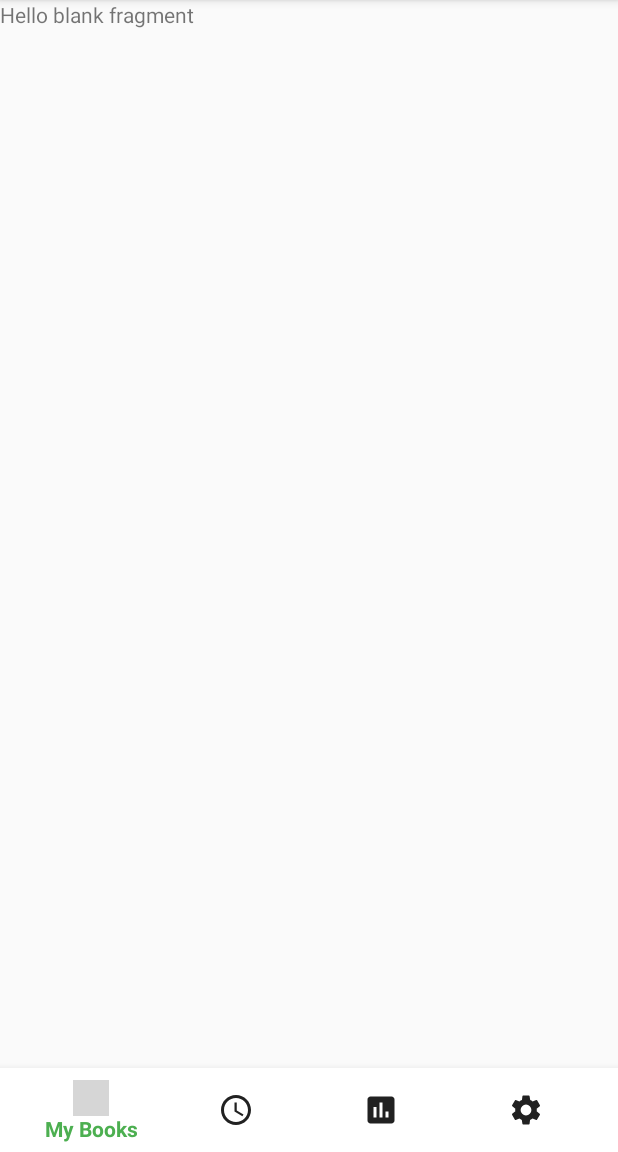
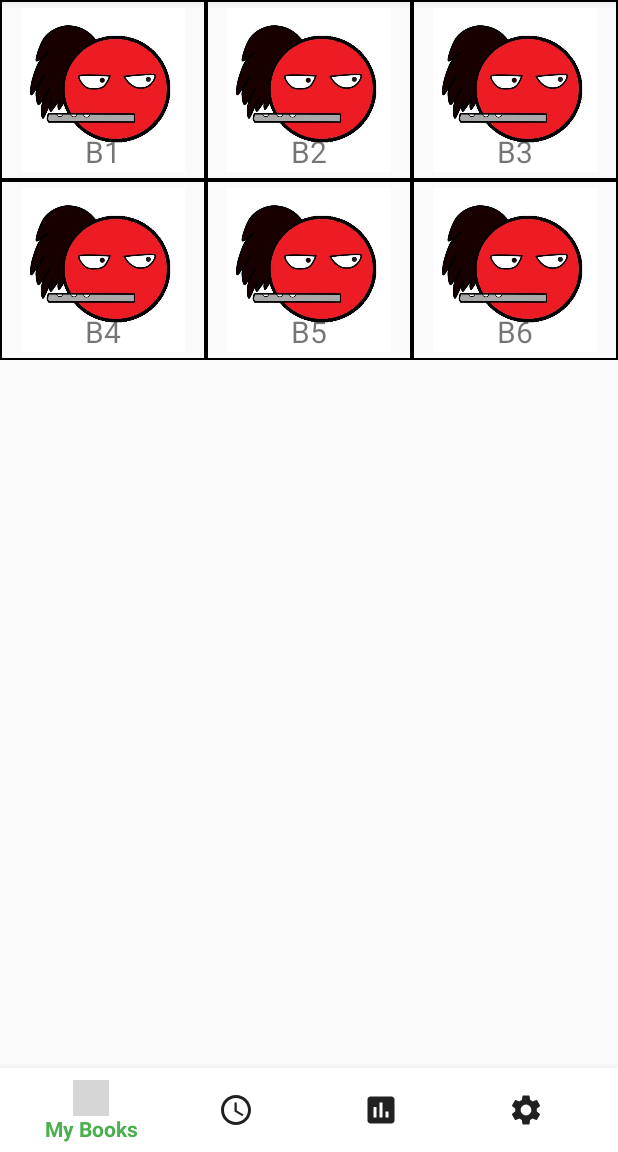
Before and after one commit to thangdepzai/BookM, an Android app: the screen it shows after launch (MainActivity), on a phone screen of 412 x 824 dp, the part 84-1236 px from its top. Run offline under Robolectric (Android 15) with nearby library versions, the phone set to English and light mode, and no system bars; grey boxes are pictures that could not be loaded.

Commit message:
add recycle view

```diff
--- /dev/null
+++ b/app/src/main/java/com/samsung/bookm/Adapter/BookAdapter.java
@@ -0,0 +1,74 @@
+package com.samsung.bookm.Adapter;
+
+import android.content.Context;
+import android.content.Intent;
+import android.view.LayoutInflater;
+import android.view.View;
+import android.view.ViewGroup;
+import android.widget.ImageView;
+import android.widget.TextView;
+
+import androidx.annotation.NonNull;
+import androidx.recyclerview.widget.RecyclerView;
+
+import com.samsung.bookm.Interface.ITransferData;
+import com.samsung.bookm.R;
+
+import java.util.ArrayList;
+
+public class BookAdapter extends RecyclerView.Adapter<BookAdapter.BookViewHolder> {
+
+    ArrayList<String> bookNames;
+    ArrayList<Integer> bookImages;
+    Context mContext;
+    ITransferData mITranferData;
+
+    public BookAdapter(Context mContext, ArrayList<Integer> bookImages, ArrayList<String> bookNames, ITransferData mITranferData) {
+        this.bookImages = bookImages;
+        this.bookNames = bookNames;
+        this.mContext = mContext;
+        this.mITranferData = mITranferData;
+    }
+
+    @NonNull
+    @Override
+    public BookViewHolder onCreateViewHolder(@NonNull ViewGroup parent, int viewType) {
+        LayoutInflater inflater = LayoutInflater.from(mContext);
+        View itemView = inflater.inflate(R.layout.rowlayout, parent, false);
+        return new BookViewHolder(itemView);
+    }
+
+    @Override
+    public void onBindViewHolder(@NonNull BookViewHolder holder, final int position) {
+        String name = bookNames.get(position);
+        holder.tv_book.setText(name);
+        int id_img = bookImages.get(position);
+        holder.image_view_book.setImageResource(id_img);
+        holder.itemView.setOnClickListener(new View.OnClickListener() {
+            @Override
+            public void onClick(View v) {
+               // Intent intent = new Intent(mContext, Main2Activity.class);
+              //  mContext.startActivity(intent);
+            }
+        });
+    }
+
+    @Override
+    public int getItemCount() {
+        return bookNames.size();
+    }
+
+    public class BookViewHolder extends RecyclerView.ViewHolder {
+
+        ImageView image_view_book;
+        TextView tv_book;
+
+        public BookViewHolder(View itemView) {
+            super(itemView);
+
+            image_view_book = (ImageView) itemView.findViewById(R.id.image_view_book);
+            tv_book = (TextView) itemView.findViewById(R.id.tv_book);
+
+        }
+    }
+}
--- a/app/src/main/java/com/samsung/bookm/Fragment/BookShelfFragment.java
+++ b/app/src/main/java/com/samsung/bookm/Fragment/BookShelfFragment.java
@@ -1,32 +1,78 @@
 package com.samsung.bookm.Fragment;
 
 
+import android.content.Context;
 import android.os.Bundle;
 
 import androidx.fragment.app.Fragment;
+import androidx.recyclerview.widget.GridLayoutManager;
+import androidx.recyclerview.widget.RecyclerView;
 
 import android.view.LayoutInflater;
 import android.view.View;
 import android.view.ViewGroup;
 
+import com.samsung.bookm.Adapter.BookAdapter;
+import com.samsung.bookm.Interface.ITransferData;
+import com.samsung.bookm.MainActivity;
 import com.samsung.bookm.R;
+
+import java.util.ArrayList;
 
 /**
  * A simple {@link Fragment} subclass.
  */
-public class BookShelfFragment extends Fragment {
+public class BookShelfFragment extends Fragment  implements ITransferData {
 
+    RecyclerView recyclerView;
+    ArrayList<String> bookNames = new ArrayList<>();
+    ArrayList<Integer> bookImages = new ArrayList<>();
+    BookAdapter adapter;
+    Context mContext;
 
-    public BookShelfFragment() {
+    public BookShelfFragment(Context context) {
         // Required empty public constructor
+        mContext = context;
+        getData();
     }
 
 
     @Override
     public View onCreateView(LayoutInflater inflater, ViewGroup container,
                              Bundle savedInstanceState) {
+        View view = inflater.inflate(R.layout.fragment_book_shelf, container, false);
+        recyclerView = (RecyclerView) view.findViewById(R.id.recycle_view);
+
+        //tạo Grid với 3 cột
+        GridLayoutManager gridLayoutManager = new GridLayoutManager(mContext,3);
+        recyclerView.setLayoutManager(gridLayoutManager);
+
+        adapter = new BookAdapter(mContext, (ArrayList<Integer>) bookImages,bookNames, this);
+        recyclerView.setAdapter(adapter);
         // Inflate the layout for this fragment
-        return inflater.inflate(R.layout.fragment_book_shelf, container, false);
+        return view;
+    }
+
+
+    public void getData(){
+        bookNames.add("B1");
+        bookNames.add("B2");
+        bookNames.add("B3");
+        bookNames.add("B4");
+        bookNames.add("B5");
+        bookNames.add("B6");
+        bookImages.add(R.drawable.a1);
+        bookImages.add(R.drawable.a1);
+        bookImages.add(R.drawable.a1);
+        bookImages.add(R.drawable.a1);
+        bookImages.add(R.drawable.a1);
+        bookImages.add(R.drawable.a1);
+    }
+
+    @Override
+    public void delete(int position) {
+        bookImages.remove(position);
+        adapter.notifyDataSetChanged();
     }
 
 }
--- /dev/null
+++ b/app/src/main/java/com/samsung/bookm/Interface/ITransferData.java
@@ -0,0 +1,5 @@
+package com.samsung.bookm.Interface;
+
+public interface ITransferData {
+    public void delete(int position);
+}
--- a/app/src/main/java/com/samsung/bookm/MainActivity.java
+++ b/app/src/main/java/com/samsung/bookm/MainActivity.java
@@ -1,5 +1,6 @@
 package com.samsung.bookm;
 
+import android.content.Context;
 import android.os.Bundle;
 import android.util.Log;
 import android.view.MenuItem;
@@ -7,7 +8,6 @@ import android.view.MenuItem;
 
 import androidx.annotation.NonNull;
 import androidx.appcompat.app.AppCompatActivity;
-import androidx.core.content.ContextCompat;
 import androidx.viewpager.widget.ViewPager;
 
 import com.google.android.material.bottomnavigation.BottomNavigationView;
@@ -29,7 +29,6 @@ public class MainActivity extends AppCompatActivity {
     ScheduleFragment scheduleFragment;
     SettingFragment settingFragment;
     StatisticFragment statisticFragment;
-
 
     @Override
     protected void onCreate(Bundle savedInstanceState) {
@@ -103,12 +102,10 @@ public class MainActivity extends AppCompatActivity {
         setupViewPager(viewPager);
     }
 
-
-
     private void setupViewPager(ViewPager viewPager) {
         ViewPagerAdapter adapter = new ViewPagerAdapter(getSupportFragmentManager());
 
-        bookShelfFragment=new BookShelfFragment();
+        bookShelfFragment = new BookShelfFragment(this);
         scheduleFragment = new ScheduleFragment();
         settingFragment = new SettingFragment();
         statisticFragment = new StatisticFragment();
--- /dev/null
+++ b/app/src/main/res/drawable/book_item_layout.xml
@@ -0,0 +1,11 @@
+<?xml version="1.0" encoding="utf-8"?>
+<shape xmlns:android="http://schemas.android.com/apk/res/android"
+    android:layout_width="match_parent"
+    android:layout_height="match_parent">
+
+    <stroke
+        android:width = "1dp"
+        android:color = "#000"
+        />
+
+</shape>
--- a/app/src/main/res/layout/fragment_book_shelf.xml
+++ b/app/src/main/res/layout/fragment_book_shelf.xml
@@ -6,9 +6,11 @@
     tools:context=".Fragment.BookShelfFragment">
 
     <!-- TODO: Update blank fragment layout -->
-    <TextView
+
+    <androidx.recyclerview.widget.RecyclerView
+        android:id="@+id/recycle_view"
         android:layout_width="match_parent"
-        android:layout_height="match_parent"
-        android:text="@string/hello_blank_fragment" />
+        android:layout_height="match_parent"></androidx.recyclerview.widget.RecyclerView>
+
 
 </FrameLayout>
--- /dev/null
+++ b/app/src/main/res/layout/rowlayout.xml
@@ -0,0 +1,27 @@
+<?xml version="1.0" encoding="utf-8"?>
+<RelativeLayout xmlns:android="http://schemas.android.com/apk/res/android"
+    android:layout_width="match_parent"
+    android:layout_height="120dp"
+    android:padding="5dp"
+    android:background="@drawable/book_item_layout">
+
+    <ImageView
+        android:id="@+id/image_view_book"
+        android:layout_width="match_parent"
+        android:layout_height="wrap_content"
+        android:layout_alignParentBottom="true"
+        android:layout_weight="2"
+        android:src="@mipmap/ic_launcher"
+        android:layout_above="@+id/tv_book"/>
+
+    <TextView
+        android:id="@+id/tv_book"
+        android:layout_width="match_parent"
+        android:layout_height="wrap_content"
+        android:layout_weight="1"
+        android:layout_alignParentBottom="true"
+        android:textAlignment="center"
+        android:textSize="20dp"
+        android:text="ABC"/>
+
+</RelativeLayout>
```
Also changed, not shown: app/src/main/res/drawable/a1.jpg (added).
